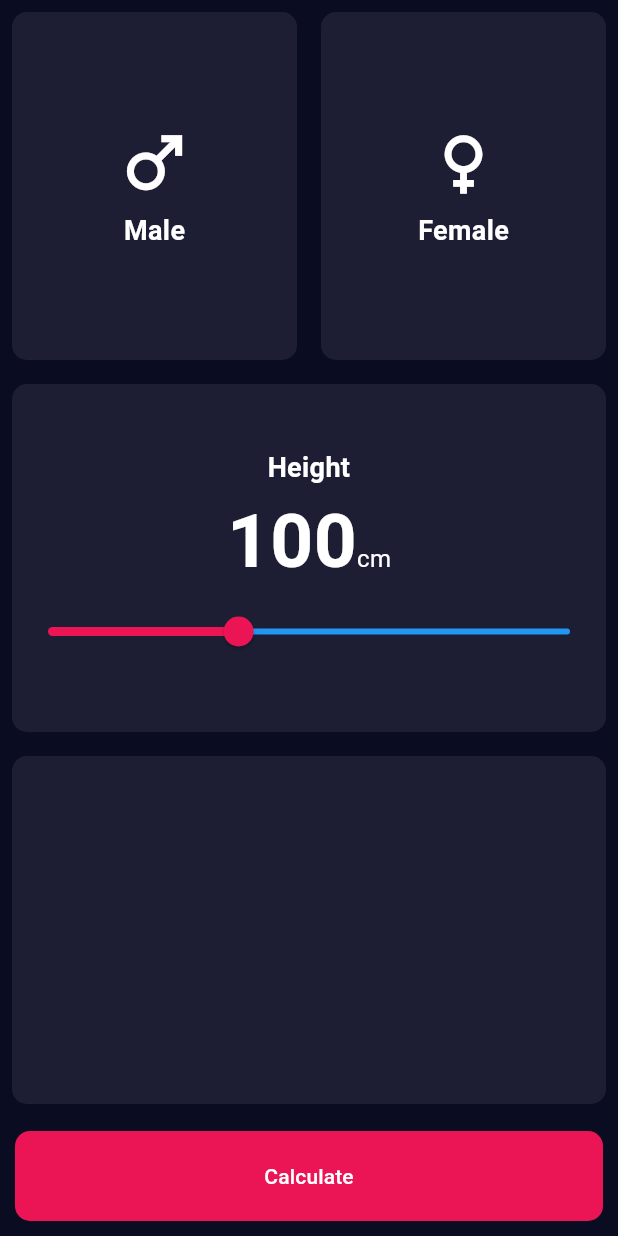
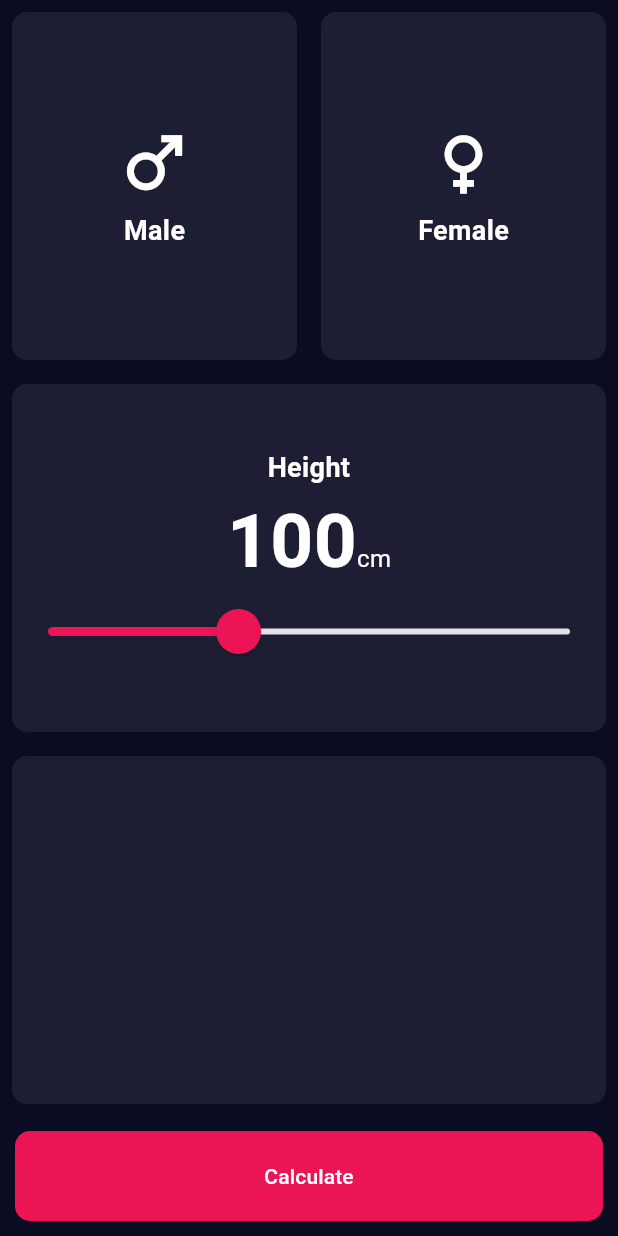
Before and after one commit to Isagani-lapira/BMI_calculator_flutter, a Flutter app: the screen it shows after launch, on a phone screen of 412 x 824 dp. Run offline on Flutter 3.47's test engine with Material 3 defaults, Android fonts, the phone set to English and light mode, and no system bars.

Commit message:
Refractor slider design

```diff
--- a/lib/components/constants.dart
+++ b/lib/components/constants.dart
@@ -3,6 +3,7 @@ import 'package:flutter/material.dart';
 const double kMinHeight = 54.0;
 const double kMaxHeight = 180.0;
 const Color kActiveColor = Color(0xFFEB1555);
+const Color kOverlayColor = Color(0x1fEB1555);
 const Color kInactiveColor = Color(0xFF1D1E33);
 const TextStyle kTextStyle =
     TextStyle(fontSize: 18.0, fontWeight: FontWeight.bold);
--- a/lib/components/home_page.dart
+++ b/lib/components/home_page.dart
@@ -89,17 +89,25 @@ class _HomePageState extends State<HomePage> {
                           ),
                         ],
                       ),
-                      Slider(
+                      SliderTheme(
+                        data: SliderTheme.of(context).copyWith(
+                            thumbColor: kActiveColor,
+                            activeTrackColor: kActiveColor,
+                            thumbShape: const RoundSliderThumbShape(
+                                enabledThumbRadius: 15.0),
+                            overlayShape: const RoundSliderOverlayShape(
+                                overlayRadius: 24.0),
+                            overlayColor: kOverlayColor),
+                        child: Slider(
                             value: _currentSliderValue,
                             max: kMaxHeight,
                             min: kMinHeight,
-                          activeColor: kActiveColor,
-                          inactiveColor: Colors.blue,
                             onChanged: (double value) {
                               setState(() {
                                 _currentSliderValue = value;
                               });
                             }),
+                      ),
                     ]),
               ),
             ),
```
Lines whose indentation alone changed are shown as unchanged.
